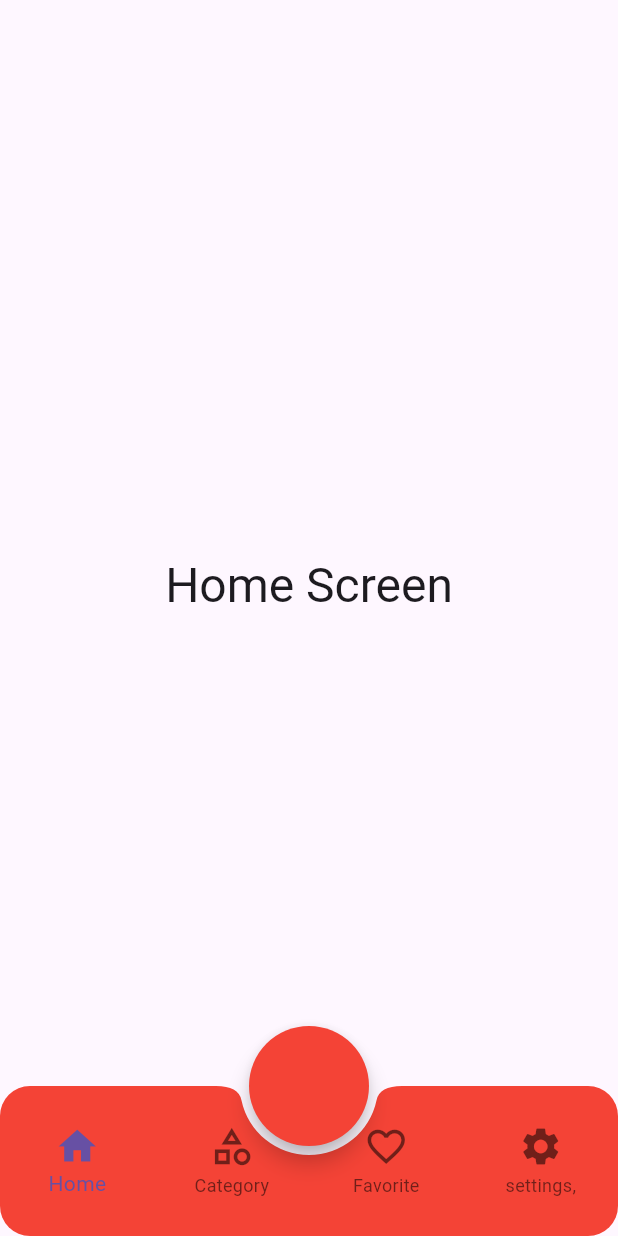
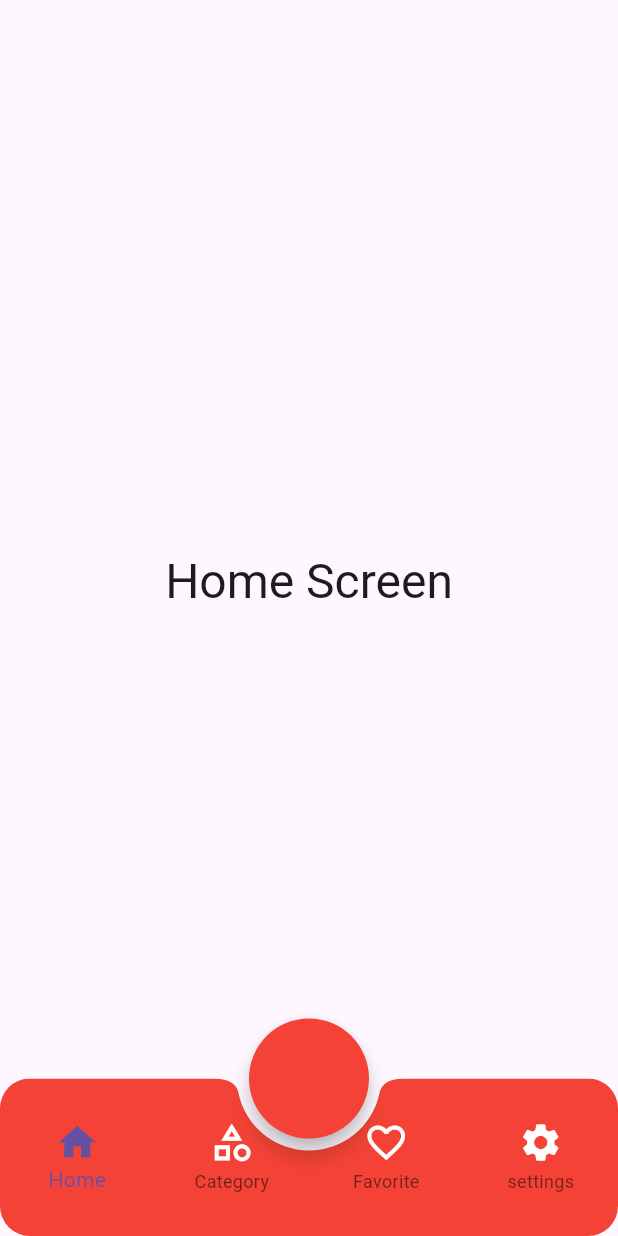
Before and after one commit to alyfadhel/btm, a Flutter app: the screen it shows after launch, on a phone screen of 412 x 824 dp. Run offline on Flutter 3.47's test engine with Material 3 defaults, Android fonts, the phone set to English and light mode, and no system bars; our stand-ins replace bloc, flutter_bloc.

Commit message:
bottom nav

```diff
--- a/lib/cubit/cubit.dart
+++ b/lib/cubit/cubit.dart
@@ -36,7 +36,7 @@ class AppCubit extends Cubit<AppStates> {
         icon: Icon(
           Icons.settings,
         ),
-        label: 'settings,'),
+        label: 'settings'),
   ];
   List<Widget>screens = [
     const HomeScreen(),
--- a/lib/layout.dart
+++ b/lib/layout.dart
@@ -19,16 +19,14 @@ class LayOutScreen extends StatelessWidget {
             floatingActionButtonLocation:
                 FloatingActionButtonLocation.centerDocked,
             bottomNavigationBar: Container(
-              height: 100,
-              width: double.infinity,
-              decoration: const BoxDecoration(
-                borderRadius: BorderRadius.all(
-                  Radius.circular(20.0,),
-                ),
+              decoration: BoxDecoration(
+                borderRadius: BorderRadius.circular(20.0)
               ),
               clipBehavior: Clip.antiAliasWithSaveLayer,
               child: BottomAppBar(
-                notchMargin: 6.0,
+                notchMargin: 8.0,
+                height: 105,
+                color: Colors.red,
                 clipBehavior: Clip.antiAliasWithSaveLayer,
                 shape: const CircularNotchedRectangle(),
                 padding: EdgeInsets.zero,
@@ -36,6 +34,9 @@ class LayOutScreen extends StatelessWidget {
                   items: cubit.items,
                   backgroundColor: Colors.red,
                   type: BottomNavigationBarType.fixed,
+                  unselectedIconTheme: const IconThemeData(
+                    color: Colors.white,
+                  ),
                   currentIndex: cubit.currentIndex,
                   onTap: (index) {
                     cubit.changeBottomNav(index);
@@ -50,7 +51,6 @@ class LayOutScreen extends StatelessWidget {
               child: FloatingActionButton(
                 onPressed: () {},
                 backgroundColor: Colors.red,
-                isExtended: true,
                 shape: RoundedRectangleBorder(
                     borderRadius: BorderRadius.circular(40.0)),
               ),
```
